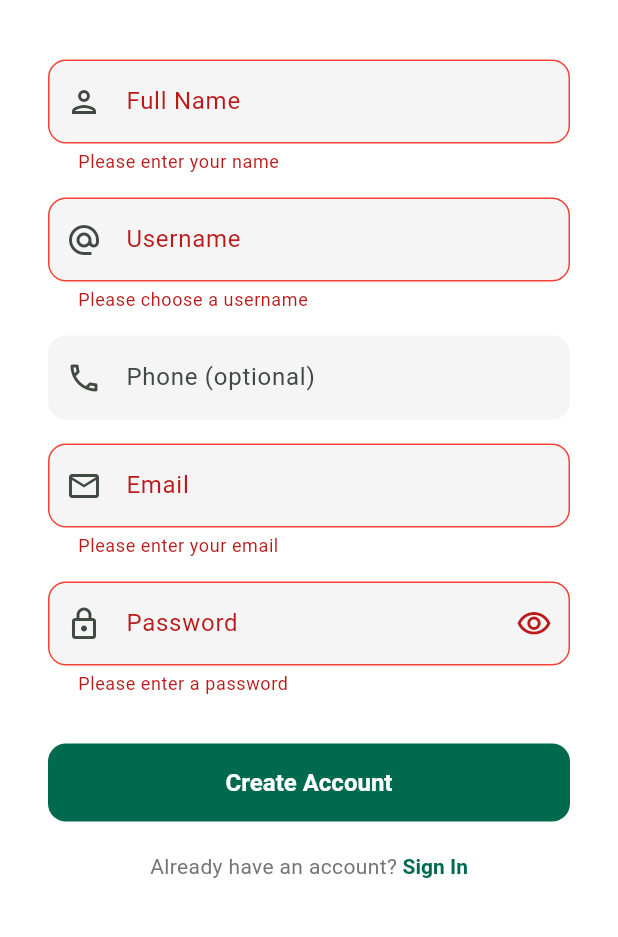
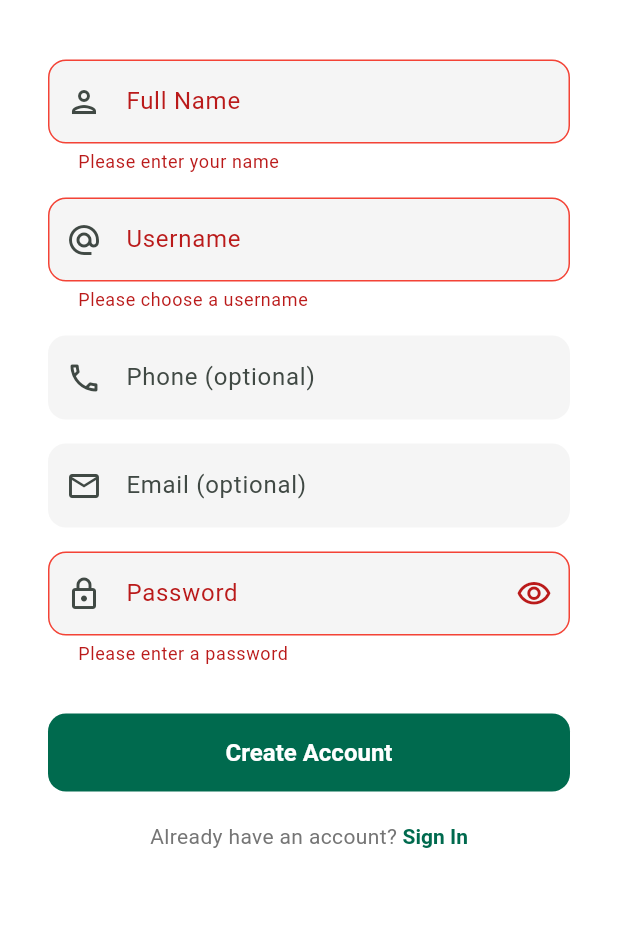
Before and after one commit to imthirutj/whatsapp-clone, a Flutter app: the RegisterScreen screen opened directly, after a tap on "Create Account", on a phone screen of 412 x 824 dp, the part 215-1152 px from its top. Run offline on Flutter 3.47's test engine with Material 3 defaults, Android fonts, the phone set to English and light mode, and no system bars; our stand-ins replace flutter_secure_storage, socket_io_client; accounts and stored records are empty.

Commit message:
Make email optional: login with username or email

```diff
--- a/flutter_app/lib/providers/auth_provider.dart
+++ b/flutter_app/lib/providers/auth_provider.dart
@@ -46,8 +46,10 @@ class AuthProvider extends ChangeNotifier {
     _setLoading(true);
     _setError(null);
     try {
+      final identifier = email.trim();
+      final isEmail = identifier.contains('@');
       final data = await _api.post('/auth/login', {
-        'email': email.trim(),
+        if (isEmail) 'email': identifier else 'username': identifier,
         'password': password,
       });
 
@@ -74,7 +76,7 @@ class AuthProvider extends ChangeNotifier {
 
   Future<void> register(
     String name,
-    String email,
+    String? email,
     String? phone,
     String password, {
     String? username,
@@ -84,9 +86,11 @@ class AuthProvider extends ChangeNotifier {
     try {
       final body = <String, dynamic>{
         'name': name.trim(),
-        'email': email.trim(),
         'password': password,
       };
+      if (email != null && email.trim().isNotEmpty) {
+        body['email'] = email.trim();
+      }
       if (phone != null && phone.trim().isNotEmpty) {
         body['phone'] = phone.trim();
       }
--- a/flutter_app/lib/screens/auth/login_screen.dart
+++ b/flutter_app/lib/screens/auth/login_screen.dart
@@ -111,22 +111,19 @@ class _LoginScreenState extends State<LoginScreen> {
                       ),
                     ),
                     const SizedBox(height: 48),
-                    // Email field
+                    // Username or Email field
                     TextFormField(
                       controller: _emailController,
-                      keyboardType: TextInputType.emailAddress,
+                      keyboardType: TextInputType.text,
                       textInputAction: TextInputAction.next,
                       autocorrect: false,
                       decoration: const InputDecoration(
-                        labelText: 'Email',
-                        prefixIcon: Icon(Icons.email_outlined),
+                        labelText: 'Username or Email',
+                        prefixIcon: Icon(Icons.person_outlined),
                       ),
                       validator: (value) {
                         if (value == null || value.trim().isEmpty) {
-                          return 'Please enter your email';
-                        }
-                        if (!value.contains('@')) {
-                          return 'Please enter a valid email';
+                          return 'Please enter your username or email';
                         }
                         return null;
                       },
--- a/flutter_app/lib/screens/auth/register_screen.dart
+++ b/flutter_app/lib/screens/auth/register_screen.dart
@@ -39,7 +39,7 @@ class _RegisterScreenState extends State<RegisterScreen> {
     try {
       await authProvider.register(
         _nameController.text,
-        _emailController.text,
+        _emailController.text.isNotEmpty ? _emailController.text : null,
         _phoneController.text.isNotEmpty ? _phoneController.text : null,
         _passwordController.text,
         username: _usernameController.text.isNotEmpty
@@ -166,21 +166,18 @@ class _RegisterScreenState extends State<RegisterScreen> {
                       ),
                     ),
                     const SizedBox(height: 16),
-                    // Email field
+                    // Email field (optional)
                     TextFormField(
                       controller: _emailController,
                       keyboardType: TextInputType.emailAddress,
                       textInputAction: TextInputAction.next,
                       autocorrect: false,
                       decoration: const InputDecoration(
-                        labelText: 'Email',
+                        labelText: 'Email (optional)',
                         prefixIcon: Icon(Icons.email_outlined),
                       ),
                       validator: (value) {
-                        if (value == null || value.trim().isEmpty) {
-                          return 'Please enter your email';
-                        }
-                        if (!value.contains('@')) {
+                        if (value != null && value.trim().isNotEmpty && !value.contains('@')) {
                           return 'Please enter a valid email';
                         }
                         return null;
```
Also changed, not shown: 2 other files.
